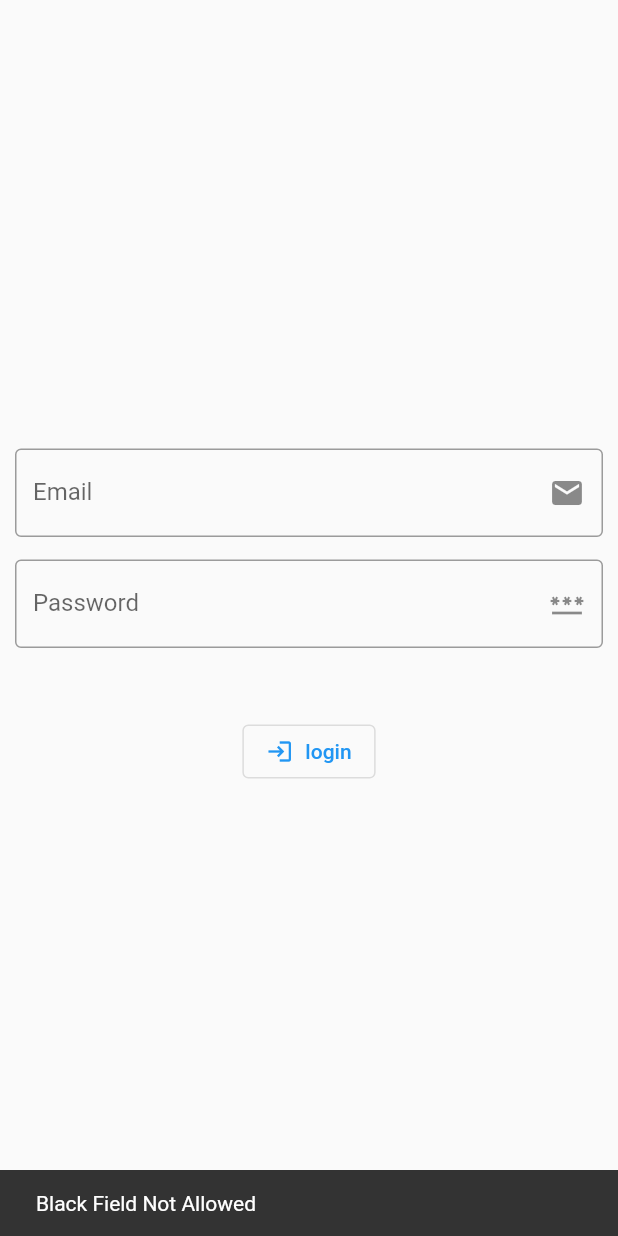
After one commit to nemoforte/login, a Flutter app: the screen it shows after launch, after a tap on "login", on a phone screen of 412 x 824 dp. The commit adds this screen. Run offline on Flutter 3.47's test engine with Material 2 defaults, Android fonts, the phone set to English and light mode, and no system bars.

Commit message:
reorganized files

```diff
--- a/lib/second.dart
+++ b/lib/logged.dart
@@ -1,6 +1,5 @@
 import 'package:flutter/material.dart';
-
-import 'package:login/main.dart';
+import 'package:login/login.dart';
 
 class Second extends StatelessWidget {
   const Second({Key? key}) : super(key: key);
@@ -22,7 +21,7 @@ class Second extends StatelessWidget {
                 Navigator.push(
                     context,
                     MaterialPageRoute(
-                        builder: (BuildContext context) => const MyHomePage()));
+                        builder: (BuildContext context) => const Login()));
               },
               icon: const Icon(
                 Icons.exit_to_app,
--- /dev/null
+++ b/lib/login.dart
@@ -0,0 +1,89 @@
+import 'package:flutter/material.dart';
+import 'package:http/http.dart' as http;
+import 'package:login/logged.dart';
+
+class Login extends StatefulWidget {
+  const Login({super.key});
+
+  @override
+  State<Login> createState() => _LoginState();
+}
+
+class _LoginState extends State<Login> {
+  TextEditingController emailController = TextEditingController();
+  TextEditingController passController = TextEditingController();
+
+  @override
+  Widget build(BuildContext context) {
+    return Scaffold(
+      body: Padding(
+        padding: const EdgeInsets.all(10.0),
+        child: SafeArea(
+          child: Center(
+            child: Column(
+              mainAxisAlignment: MainAxisAlignment.center,
+              children: <Widget>[
+                TextFormField(
+                  controller: emailController,
+                  decoration: const InputDecoration(
+                      labelText: 'Email',
+                      border: OutlineInputBorder(),
+                      suffixIcon: Icon(Icons.email)),
+                ),
+                const SizedBox(
+                  height: 15,
+                ),
+                TextFormField(
+                  controller: passController,
+                  obscureText: true,
+                  decoration: const InputDecoration(
+                      labelText: 'Password',
+                      border: OutlineInputBorder(),
+                      suffixIcon: Icon(Icons.password)),
+                ),
+                const SizedBox(
+                  height: 45,
+                ),
+                OutlinedButton.icon(
+                  onPressed: login,
+                  icon: const Icon(Icons.login, size: 18),
+                  label: const Text('login'),
+                ),
+              ],
+            ),
+          ),
+        ),
+      ),
+    );
+  }
+
+  Future<void> login() async {
+    // Dio dio = Dio();
+    if (passController.text.isNotEmpty && emailController.text.isNotEmpty) {
+      http.Response response = await http.post(
+          Uri.parse('https://reqres.in/api/login'),
+          body: <String, dynamic>{
+            'email': emailController.text,
+            'password': passController.text
+          });
+      if (response.statusCode == 200) {
+        await Navigator.push(
+            context,
+            MaterialPageRoute(
+                builder: (BuildContext context) => const Second()));
+      } else {
+        ScaffoldMessenger.of(context).showSnackBar(
+          const SnackBar(
+            content: Text('Invaild Credentials.'),
+          ),
+        );
+      }
+    } else {
+      ScaffoldMessenger.of(context).showSnackBar(
+        const SnackBar(
+          content: Text('Black Field Not Allowed'),
+        ),
+      );
+    }
+  }
+}
```
Also changed, not shown: lib/main.dart (+4 -88 lines).
